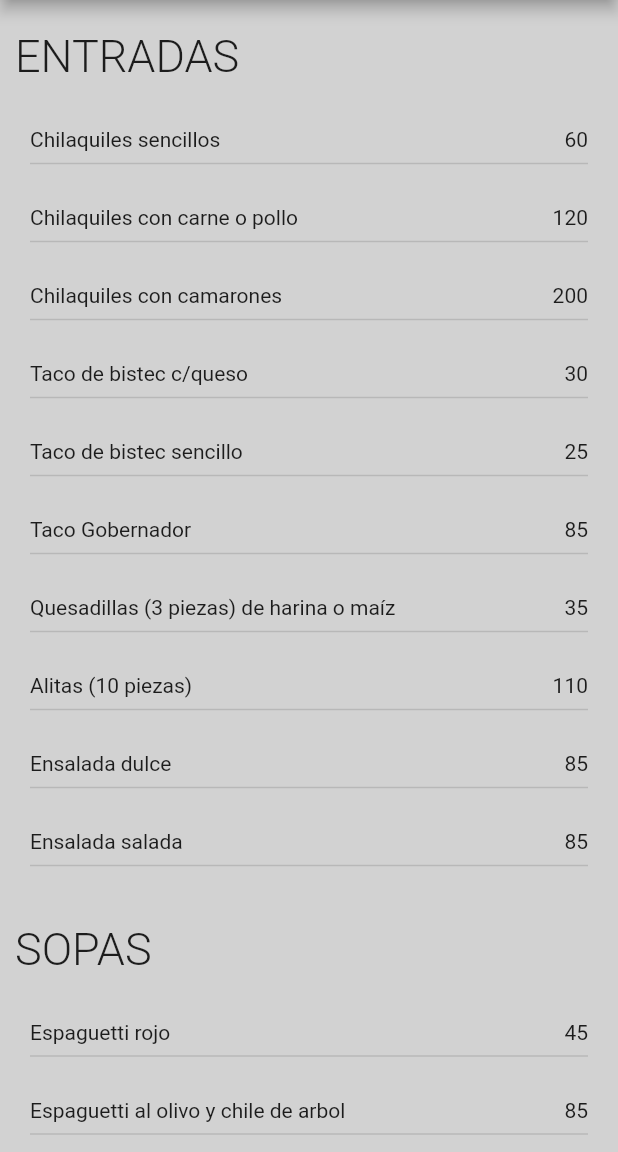
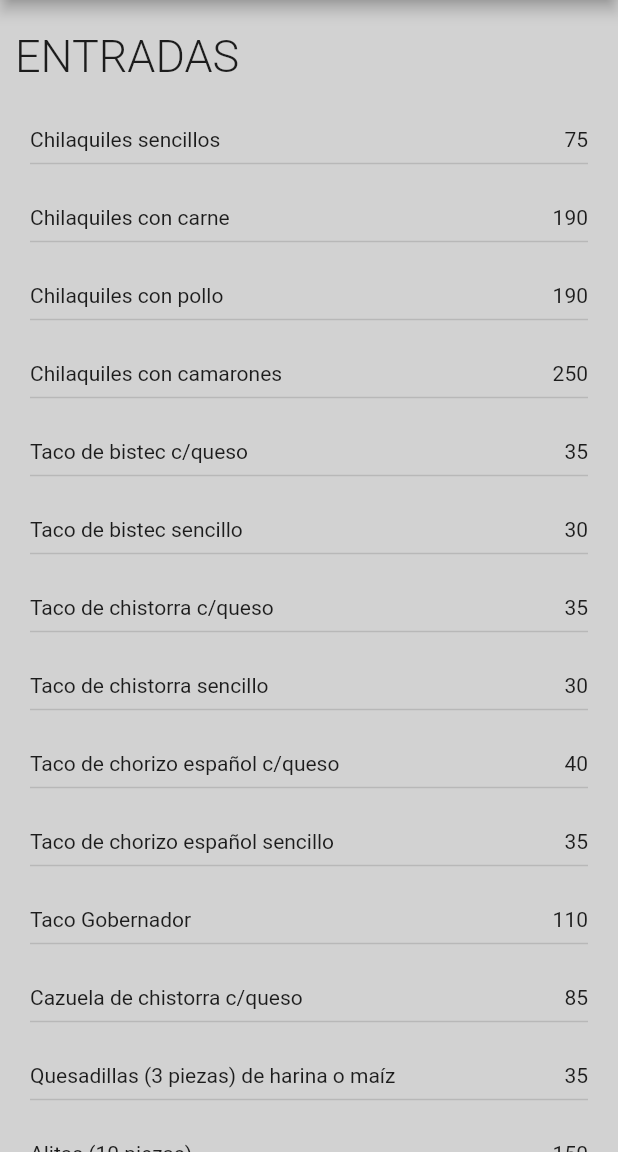
Before and after one commit to WiliamDev21/MenuYamilas, a Flutter app: the screen it shows after launch, on a phone screen of 412 x 824 dp, the part 84-1236 px from its top. Run offline on Flutter 3.47's test engine with Material 2 defaults, Android fonts, the phone set to English and light mode, and no system bars.

Commit message:
Cambio constantes

```diff
--- a/lib/screens/widgets/utilidades/constantes.dart
+++ b/lib/screens/widgets/utilidades/constantes.dart
@@ -1,12 +1,18 @@
 const ENTRADAS = [
-  {"nombre": "Chilaquiles sencillos", "precio": 60},
-  {"nombre": "Chilaquiles con carne o pollo", "precio": 120},
-  {"nombre": "Chilaquiles con camarones", "precio": 200},
-  {"nombre": "Taco de bistec c/queso", "precio": 30},
-  {"nombre": "Taco de bistec sencillo", "precio": 25},
-  {"nombre": "Taco Gobernador", "precio": 85},
+  {"nombre": "Chilaquiles sencillos", "precio": 75},
+  {"nombre": "Chilaquiles con carne", "precio": 190},
+  {"nombre": "Chilaquiles con pollo", "precio": 190},
+  {"nombre": "Chilaquiles con camarones", "precio": 250},
+  {"nombre": "Taco de bistec c/queso", "precio": 35},
+  {"nombre": "Taco de bistec sencillo", "precio": 30},
+  {"nombre": "Taco de chistorra c/queso", "precio": 35},
+  {"nombre": "Taco de chistorra sencillo", "precio": 30},
+  {"nombre": "Taco de chorizo español c/queso", "precio": 40},
+  {"nombre": "Taco de chorizo español sencillo", "precio": 35},
+  {"nombre": "Taco Gobernador", "precio": 110},
+  {"nombre": "Cazuela de chistorra c/queso", "precio": 85},
   {"nombre": "Quesadillas (3 piezas) de harina o maíz", "precio": 35},
-  {"nombre": "Alitas (10 piezas)", "precio": 110},
+  {"nombre": "Alitas (10 piezas)", "precio": 150},
   {"nombre": "Ensalada dulce", "precio": 85},
   {"nombre": "Ensalada salada", "precio": 85},
 ];
@@ -14,42 +20,59 @@ const ENTRADAS = [
 const SOPAS = [
   {"nombre": "Espaguetti rojo", "precio": 45},
   {"nombre": "Espaguetti al olivo y chile de arbol", "precio": 85},
-  {"nombre": "Espaguetti al olivo con camarones", "precio": 200},
-  {"nombre": "Arroz", "precio": 25},
+  {"nombre": "Espaguetti al olivo con camarones", "precio": 250},
+  {"nombre": "Arroz", "precio": 45},
 ];
 
 const SNAKS = [
-  {"nombre": "Club sándwich con papas", "precio": 65},
+  {"nombre": "Club sándwich con papas", "precio": 110},
   {"nombre": "Sincronizada sencilla", "precio": 30},
   {"nombre": "Sincronizada especial", "precio": 40},
-  {"nombre": "Hot-Dog", "precio": 15},
-  {"nombre": "Hot-Dog (2 piezas)", "precio": 25},
-  {"nombre": "Hamburguesa sencilla", "precio": 40},
-  {"nombre": "Hamburguesa hawaiana", "precio": 55},
-  {"nombre": "Nachos", "precio": 45},
-  {"nombre": "Papas a la francesa", "precio": 55},
-  {"nombre": "Chicharrón preparado", "precio": 30},
-  {"nombre": "Dorilocos", "precio": 30},
+  {"nombre": "Hot-Dog", "precio": 18},
+  {"nombre": "Hot-Dog (2 piezas)", "precio": 35},
+  {"nombre": "Hamburguesa sencilla\n(Carne de sirloin)", "precio": 70},
+  {"nombre": "Hamburguesa sencilla c/papas\n(Carne de sirloin)", "precio": 80},
+  {"nombre": "Hamburguesa hawaiana\n(Carne de sirloin)", "precio": 85},
+  {"nombre": "Hamburguesa hawaiana c/papas\n(Carne de sirloin)", "precio": 95},
+  {"nombre": "Nachos", "precio": 55},
+  {"nombre": "Nachos con carne", "precio": 155},
+  {"nombre": "Papas a la francesa", "precio": 65},
+  {"nombre": "Chicharrón preparado", "precio": 45},
+  {"nombre": "Dorilocos", "precio": 45},
 ];
 
 const PLATOFUERTE = [
   {
-    "nombre": "Arrachera\n(Con ensalada dulce, salada o nopal y queso panela asados/arroz o espaguetti)",
-    "precio": 180
+    "nombre":
+        "Arrachera\n(Con ensalada dulce, salada o nopal y queso panela asados/arroz o espaguetti)",
+    "precio": 280
   },
   {
-    "nombre": "Carne asada\n(Con ensalada dulce, salada o nopal y queso panela asados/arroz o espaguetti)",
-    "precio": 140
+    "nombre":
+        "Picaña\n(Con ensalada dulce, salada o nopal y queso panela asados/arroz o espaguetti)",
+    "precio": 300
+  },
+  {
+    "nombre":
+        "Cecina\n(Con ensalada dulce, salada o nopal y queso panela asados/arroz o espaguetti)",
+    "precio": 260
+  },
+  {"nombre": "Alambre de pollo con champiñones y queso", "precio": 150},
+  {"nombre": "Alambre de pollo con nopales y queso", "precio": 150},
+  {
+    "nombre":
+        "Carne asada\n(Con ensalada dulce, salada o nopal y queso panela asados/arroz o espaguetti)",
+    "precio": 190
   },
   {
     "nombre":
         "Pechuga asada o empanizada\n(Con ensalada dulce, salada o nopal y queso panela asados/arroz o espaguetti)",
-    "precio": 140
+    "precio": 190
   },
   {
     "nombre":
         "Filete de pescado / ajillo / empanizado\n(Con ensalada dulce, salada o nopal y queso panela asados/arroz o espaguetti)",
-    "precio": 190
+    "precio": 250
   },
   {
     "nombre":
@@ -59,20 +82,30 @@ const PLATOFUERTE = [
   {
     "nombre":
         "Camarones empanizados / ajillo / diabla\n(Con ensalada dulce, salada o nopal y queso panela asados/arroz o espaguetti)",
-    "precio": 200
+    "precio": 250
   },
-  {"nombre": "Salmón ajillo/finas hierbas\n(Con ensalada dulce, salada o nopal y queso panela asados/arroz o espaguetti)", "precio": 220},
-  {"nombre": "Aguachile (rojo, verde o negro)", "precio": 200},
-  {"nombre": "Enchiladas con pollo o carne", "precio": 120},
+  {
+    "nombre":
+        "Salmón ajillo/finas hierbas\n(Con ensalada dulce, salada o nopal y queso panela asados/arroz o espaguetti)",
+    "precio": 265
+  },
+  {"nombre": "Pasta al cilantro con salmón", "precio": 265},
+  {"nombre": "Pasta al chipotle con salmón", "precio": 265},
+  {"nombre": "Aguachile (rojo, verde o negro)", "precio": 250},
+  {"nombre": "Enchiladas con carne", "precio": 190},
+  {"nombre": "Enchiladas con pollo", "precio": 190},
 ];
 
 const BEBIDAS = [
-  {"nombre": "Limonada", "precio": 45},
+  {"nombre": "Limonada 1L", "precio": 65},
+  {"nombre": "Naranjada 1L", "precio": 65},
   {"nombre": "Refresco", "precio": 20},
   {"nombre": "Café/Té", "precio": 25},
+  {"nombre": "Capuchino", "precio": 50},
   {"nombre": "Boost", "precio": 45},
-  {"nombre": "Agua fresca de litro", "precio": 20},
-  {"nombre": "Agua fresca jarra", "precio": 35},
+  {"nombre": "Agua fresca 1L", "precio": 35},
+  {"nombre": "Agua fresca jarra", "precio": 60},
+  {"nombre": "Jarra de clericot", "precio": 300},
 ];
 
 const MICHELADAS = [
@@ -81,6 +114,7 @@ const MICHELADAS = [
   {"nombre": "Miguelito", "precio": 65},
   {"nombre": "Cubana", "precio": 70},
   {"nombre": "Mango", "precio": 70},
+  {"nombre": "Uva", "precio": 70},
   {"nombre": "Gomichela", "precio": 75},
   {"nombre": "Clamato", "precio": 80},
   {"nombre": "Salchichela", "precio": 90},
@@ -99,6 +133,8 @@ const CERVEZAS = [
 const MEGA = [
   {"nombre": "Corona/Victoria", "precio": 70},
   {"nombre": "Modelo Especial", "precio": 75},
+  {"nombre": "Negra Modelo", "precio": 75},
+  {"nombre": "Stella", "precio": 75},
 ];
 
 const COCKELESNOALCOHOL = [
@@ -106,13 +142,16 @@ const COCKELESNOALCOHOL = [
   {"nombre": "Clamato", "precio": 55},
   {"nombre": "Piña colada", "precio": 65},
   {"nombre": "Medias de seda", "precio": 65},
+  {"nombre": "Mojito cubano 1L", "precio": 65},
+  {"nombre": "Mojito de frutos rojos 1L", "precio": 80},
 ];
 
 const COCKTELES = [
   {"nombre": "Baileys", "precio": 90},
-  {"nombre": "Gin-Gin (ginebra)\nManzana-Pepino-Frutos Rojos", "precio": 120},
-  {"nombre": "Mojitos cubanos (litro)", "precio": 110},
-  {"nombre": "Mojitos de frutos rojos (litro)", "precio": 130},
+  {"nombre": "Gin (ginebra)\nManzana-Pepino-Frutos Rojos", "precio": 120},
+  {"nombre": "Mojito cubano 1L", "precio": 150},
+  {"nombre": "Mojito naranja 1L", "precio": 150},
+  {"nombre": "Mojito de frutos rojos 1L", "precio": 165},
   {"nombre": "Alfonso XIII", "precio": 85},
   {"nombre": "Medias de seda", "precio": 85},
   {"nombre": "Piña colada", "precio": 85},
@@ -125,14 +164,16 @@ const BOTELLAS = [
   {
     "tipo": "TEQUILA",
     "marcas": [
+      {"nombre": "1800 Cristalino", "precio": 1200, "copeo": 120},
       {"nombre": "Maestro Dobel", "precio": 1300, "copeo": 120},
       {"nombre": "Herradura", "precio": 1100, "copeo": 100},
       {"nombre": "100 años", "precio": 600, "copeo": 55},
       {"nombre": "1800", "precio": 980, "copeo": 90},
       {"nombre": "Don Julio reposado", "precio": 1100, "copeo": 100},
       {"nombre": "Don Julio 70", "precio": 1600, "copeo": 140},
+      {"nombre": "Don Julio Blanco", "precio": 1100},
       {"nombre": "Centenario", "precio": 750, "copeo": 70},
-      {"nombre": "Tradicional", "precio": 800, "copeo": 75},
+      {"nombre": "Tradicional \n1 Litro", "precio": 900, "copeo": 75},
     ]
   },
   {
@@ -154,6 +195,8 @@ const BOTELLAS = [
     "tipo": "RON",
     "marcas": [
       {"nombre": "Bacardi blanco", "precio": 750, "copeo": 60},
+      {"nombre": "Matusalem", "precio": 700, "copeo": 50},
+      {"nombre": "Matusalem Platino", "precio": 700, "copeo": 50},
     ]
   },
   {
@@ -169,4 +212,13 @@ const BOTELLAS = [
       {"nombre": "Buchanan's", "precio": 1450},
     ]
   },
+  {
+    "tipo": "MEZCAL",
+    "marcas": [
+      {"nombre": "400 Conejos", "precio": 1100, "copeo": 100},
+      {"nombre": "Amarás Cupreata", "precio": 1300, "copeo": 120},
+      {"nombre": "Amarás Espadín", "precio": 1200, "copeo": 110},
+      {"nombre": "Mil diablos", "precio": 900, "copeo": 80},
+    ]
+  },
 ];
--- a/lib/screens/widgets/utilidades/funciones.dart
+++ b/lib/screens/widgets/utilidades/funciones.dart
@@ -116,7 +116,7 @@ List<Widget> snaks() {
 }
 
 List<Widget> platoFuerte(BuildContext context) {
-  double c_width = MediaQuery.of(context).size.width*0.6;
+  double cWidth = MediaQuery.of(context).size.width*0.6;
   List<dynamic> entradasList = PLATOFUERTE;
   List<Widget> listItems = [];
   listItems.add(Container(
@@ -134,7 +134,7 @@ List<Widget> platoFuerte(BuildContext context) {
               mainAxisAlignment: MainAxisAlignment.spaceBetween,
               children: [
                 Container(
-                  width: c_width,
+                  width: cWidth,
                   child: Text(
                     element["nombre"],
                     style: TextStyle(fontSize: 14,fontWeight: FontWeight.normal),
```
Also changed, not shown: lib/screens/home.dart (+13 -13 lines), pubspec.lock, 1 other file.
